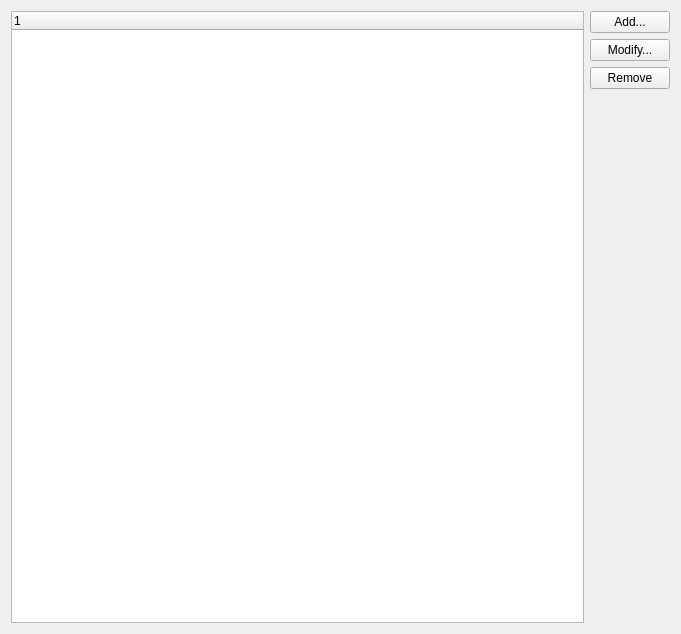
Above: kmail/agents/archivemailagent/ui/archivemailwidget.ui from KDE/kdepim before the change. Below: the same form after it.
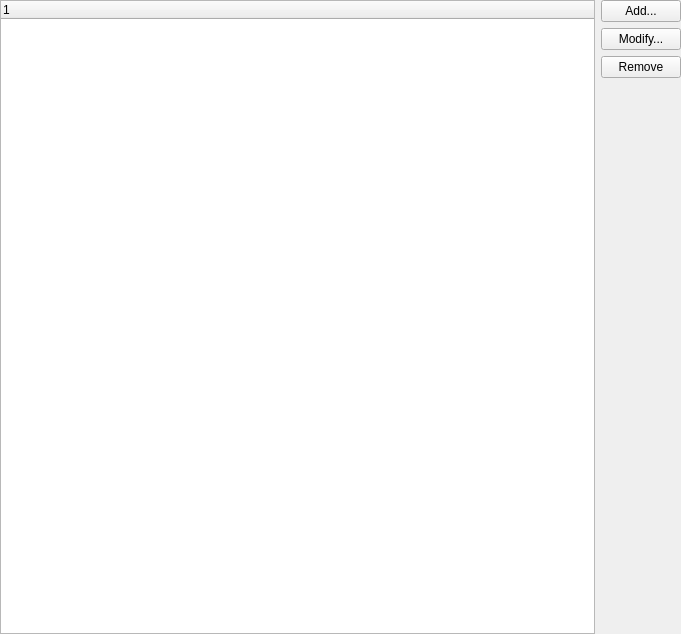
That is the form after the change.

Commit message: Remove duplicate margin

Diff of the .ui file:
```diff
--- a/kmail/agents/archivemailagent/ui/archivemailwidget.ui
+++ b/kmail/agents/archivemailagent/ui/archivemailwidget.ui
@@ -11,6 +11,18 @@
    </rect>
   </property>
   <layout class="QGridLayout" name="gridLayout">
+   <property name="leftMargin">
+    <number>0</number>
+   </property>
+   <property name="topMargin">
+    <number>0</number>
+   </property>
+   <property name="rightMargin">
+    <number>0</number>
+   </property>
+   <property name="bottomMargin">
+    <number>0</number>
+   </property>
    <item row="0" column="1">
     <layout class="QVBoxLayout" name="verticalLayout">
      <item>
```
The commit also changes 1 other file.
